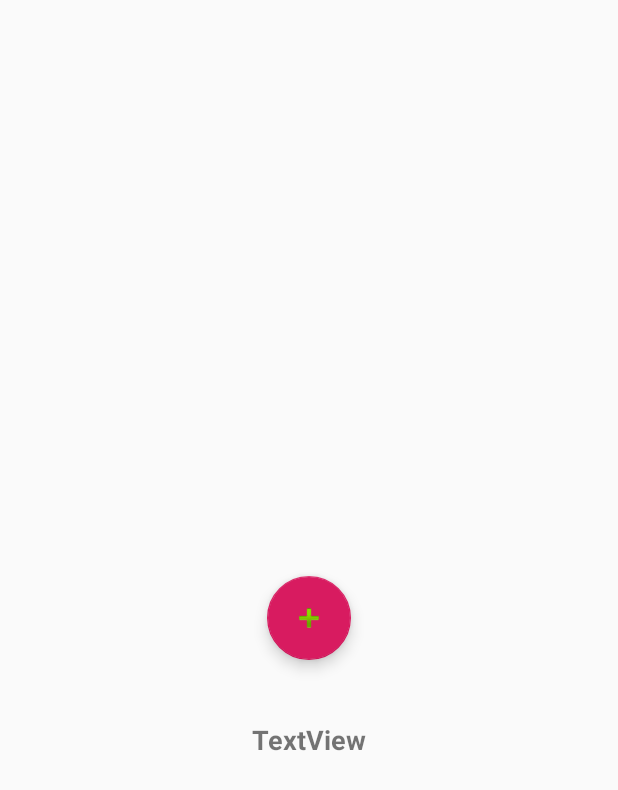
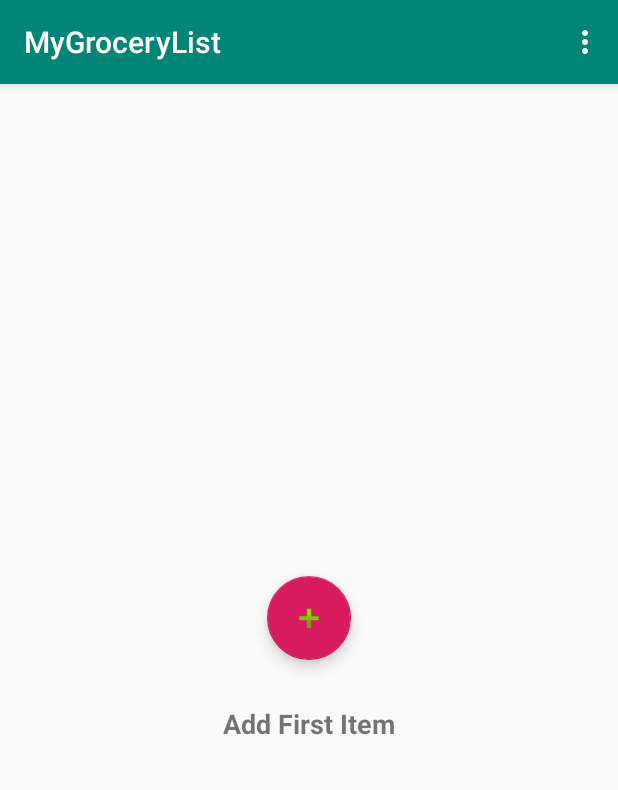
Before and after one commit to KristaBalling/MyGroceryList, an Android app: the screen it shows after launch (MainActivity), on a phone screen of 412 x 824 dp. Shown: the top 790 px of the screen. Run offline under Robolectric (Android 15) with nearby library versions, the phone set to English and light mode, and no system bars.

```diff
--- a/app/src/main/res/layout/activity_details.xml
+++ b/app/src/main/res/layout/activity_details.xml
@@ -60,6 +60,7 @@
 
                 <Button android:id="@+id/editButtonDet"
                         android:layout_width="30dp"
+                    android:layout_marginRight="15dp"
                         android:layout_height="30dp"
                         android:background="@android:drawable/ic_menu_edit"/>
 
--- a/app/src/main/res/layout/activity_main.xml
+++ b/app/src/main/res/layout/activity_main.xml
@@ -11,16 +11,22 @@
         android:layout_height="wrap_content"
         android:theme="@style/AppTheme.AppBarOverlay">
 
+        <android.support.v7.widget.Toolbar
+            android:id="@+id/toolbar"
+            android:layout_width="match_parent"
+            android:layout_height="?attr/colorPrimary"
+            app:popupTheme="@style/AppTheme.PopupOverlay" />
+
     </android.support.design.widget.AppBarLayout>
 
-    <include layout ="@layout/content_main"/>
+    <include layout="@layout/content_main"/>
 
     <android.support.design.widget.FloatingActionButton
         android:id="@+id/fab"
         android:layout_width="wrap_content"
         android:layout_height="wrap_content"
         android:layout_gravity="center"
-        android:layout_margin="16dp"
+        android:layout_margin="@dimen/fab_margin"
         app:srcCompat="@android:drawable/ic_input_add" />
 
 </android.support.design.widget.CoordinatorLayout>
--- a/app/src/main/res/layout/content_main.xml
+++ b/app/src/main/res/layout/content_main.xml
@@ -1,5 +1,6 @@
 <?xml version="1.0" encoding="utf-8"?>
-<android.support.constraint.ConstraintLayout xmlns:android="http://schemas.android.com/apk/res/android"
+<android.support.constraint.ConstraintLayout
+    xmlns:android="http://schemas.android.com/apk/res/android"
     xmlns:app="http://schemas.android.com/apk/res-auto"
     xmlns:tools="http://schemas.android.com/tools"
     android:layout_width="match_parent"
@@ -12,13 +13,16 @@
         android:id="@+id/textView"
         android:layout_width="wrap_content"
         android:layout_height="wrap_content"
-        android:text="TextView"
+        android:layout_marginBottom="8dp"
+        android:layout_marginLeft="8dp"
+        android:layout_marginRight="8dp"
+        android:layout_marginTop="8dp"
+        android:text="@string/add_item"
         android:textSize="18sp"
         android:textStyle="bold"
         app:layout_constraintBottom_toBottomOf="parent"
-        app:layout_constraintEnd_toEndOf="parent"
-        app:layout_constraintStart_toStartOf="parent"
+        app:layout_constraintLeft_toLeftOf="parent"
+        app:layout_constraintRight_toRightOf="parent"
         app:layout_constraintTop_toTopOf="parent"
-        app:layout_constraintVertical_bias="0.601"
-        tools:text="@string/add_item" />
+        app:layout_constraintVertical_bias="0.558" />
 </android.support.constraint.ConstraintLayout>
```
Also changed, not shown: app/src/main/res/layout/activity_list.xml (+4 -3 lines), app/src/main/res/layout/confirmation_dialog.xml (+4 -9 lines), app/src/main/res/layout/content_list.xml (+7 -8 lines), app/src/main/res/layout/list_row.xml (+4 -4 lines).
